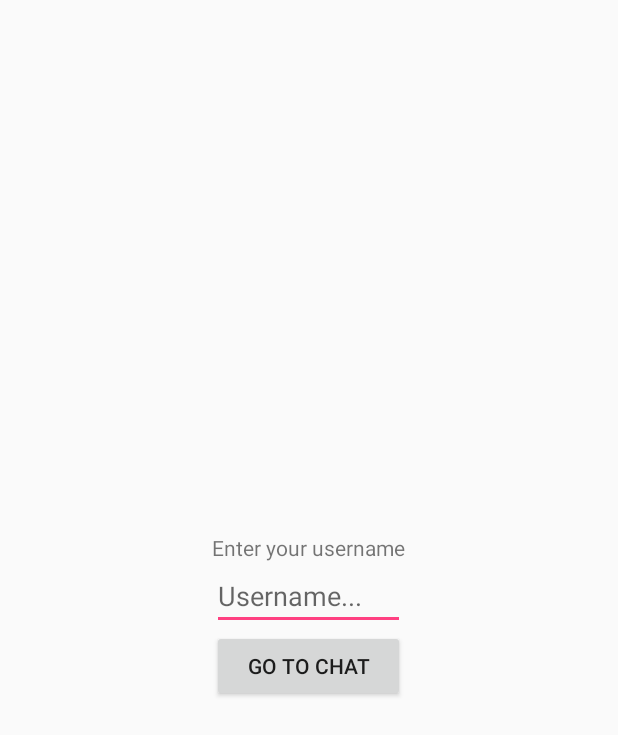
After one commit to felipehjcosta/chat-app, an Android app: the layout chat_login_fragment.xml on its own in the app's theme, with its tools: preview values and no code run, on a phone screen of 412 x 824 dp. The commit adds this screen. Shown: the top 735 px of the screen. Run offline under Robolectric (Android 15) with nearby library versions, the phone set to English and light mode, and no system bars.

Commit message:
Create a login screen and start with chat with it

```diff
--- /dev/null
+++ b/android/src/main/res/layout/chat_login_fragment.xml
@@ -0,0 +1,23 @@
+<?xml version="1.0" encoding="utf-8"?>
+<LinearLayout xmlns:android="http://schemas.android.com/apk/res/android"
+              xmlns:tools="http://schemas.android.com/tools"
+              android:layout_height="wrap_content"
+              android:layout_width="wrap_content"
+              android:layout_gravity="center"
+              android:orientation="vertical"
+              tools:context=".ChatLoginFragment">
+
+    <TextView android:layout_width="wrap_content"
+              android:layout_height="wrap_content"
+              android:text="Enter your username"
+              android:clickable="false"
+    />
+    <EditText android:layout_width="match_parent"
+              android:layout_height="wrap_content"
+              android:hint="Username..."/>
+
+    <Button android:layout_width="match_parent"
+            android:layout_height="wrap_content"
+            android:text="Go to Chat"/>
+
+</LinearLayout>
```
Also changed, not shown: android/src/main/java/com/example/android/ChatLoginFragment.kt (added, +16 -0 lines), android/src/main/res/navigation/nav_graph.xml (+8 -1 lines).
